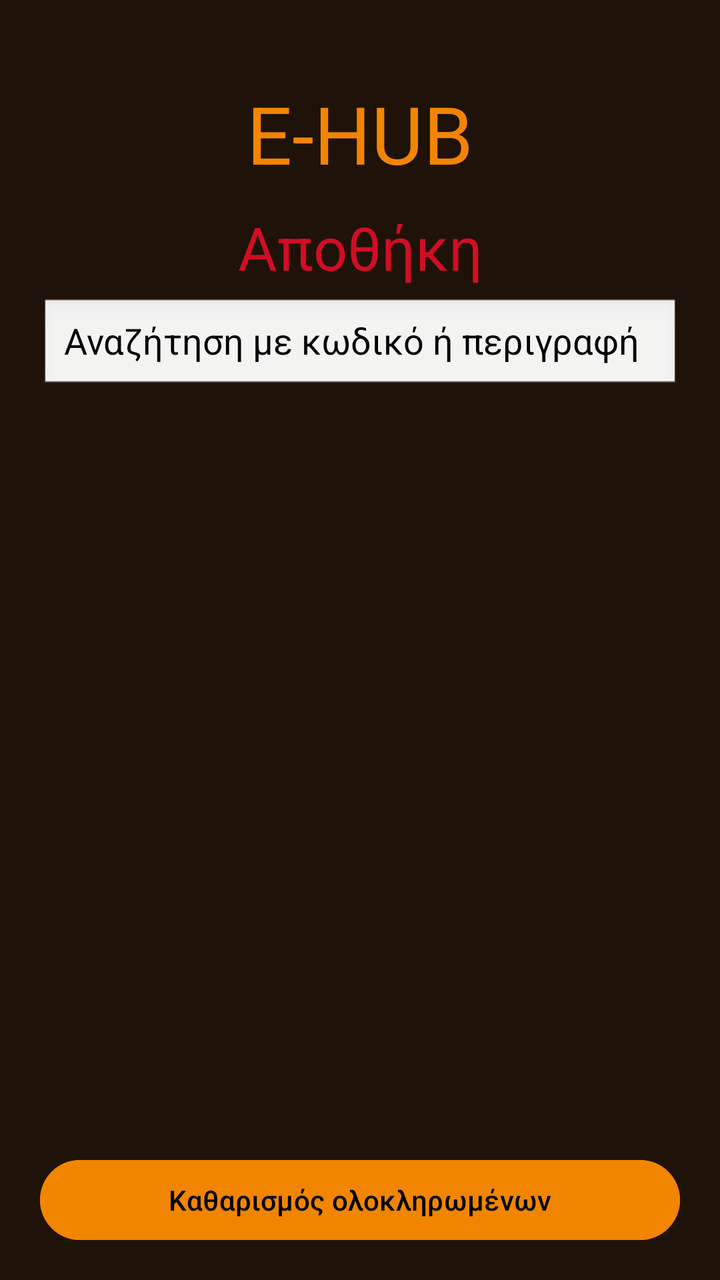
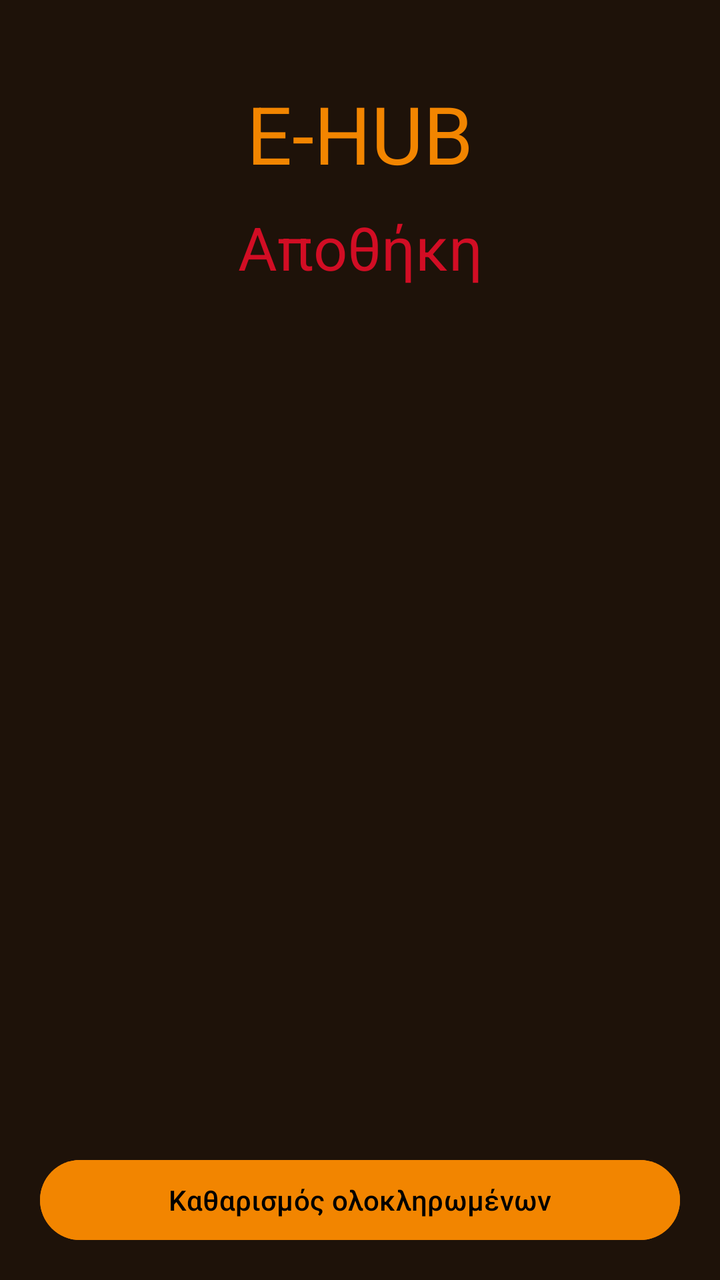

Before-and-after screenshots of an Android layout around one commit, followed by the original layout XML and the change that was made.
<!-- AndroidManifest.xml: application theme Theme.EHUB -->
<!-- res/layout/warehouse.xml -->
<?xml version="1.0" encoding="utf-8"?>
<androidx.constraintlayout.widget.ConstraintLayout xmlns:android="http://schemas.android.com/apk/res/android"
    android:layout_width="match_parent"
    android:layout_height="match_parent"
    xmlns:app="http://schemas.android.com/apk/res-auto"
    android:background="@color/brown">

    <TextView
        android:id="@+id/titleText"
        android:layout_width="wrap_content"
        android:layout_height="wrap_content"
        android:text="E-HUB"
        android:textColor="@color/orange"
        app:layout_constraintEnd_toEndOf="parent"
        app:layout_constraintStart_toStartOf="parent"
        app:layout_constraintTop_toTopOf="parent"
        android:textSize="40sp"
        android:layout_marginTop="40sp"/>
    <TextView
        android:id="@+id/warehouseTitle"
        android:layout_width="wrap_content"
        android:layout_height="wrap_content"
        android:text="Αποθήκη"
        android:textSize="30sp"
        android:textColor="@color/attractivered"
        app:layout_constraintTop_toBottomOf="@+id/titleText"
        app:layout_constraintStart_toStartOf="parent"
        app:layout_constraintEnd_toEndOf="parent"
        android:layout_marginTop="10dp"/>

    <EditText
        android:id="@+id/warehouseSearch"
        android:layout_width="0dp"
        android:layout_height="48dp"
        android:hint="Αναζήτηση με κωδικό ή περιγραφή "
        android:inputType="text"
        android:singleLine="true"
        android:paddingStart="12dp"
        android:paddingEnd="12dp"
        android:background="@android:drawable/edit_text"
        android:textColor="@color/black"
        android:textColorHint="@color/black"
        android:layout_marginStart="20dp"
        android:layout_marginEnd="20dp"
        android:layout_marginTop="5dp"
        app:layout_constraintTop_toBottomOf="@id/warehouseTitle"
        app:layout_constraintStart_toStartOf="parent"
        app:layout_constraintEnd_toEndOf="parent" />

    <ScrollView
        android:id="@+id/warehouseRequestScroll"
        android:layout_width="0dp"
        android:layout_height="wrap_content"
        android:visibility="gone"
        android:fillViewport="true"
        android:background="@android:color/white"
        android:elevation="8dp"
        android:layout_marginStart="20dp"
        android:layout_marginEnd="20dp"
        app:layout_constraintTop_toBottomOf="@id/warehouseSearch"

        app:layout_constraintStart_toStartOf="parent"
        app:layout_constraintEnd_toEndOf="parent">

        <LinearLayout
            android:id="@+id/warehouseRequestList"
            android:layout_width="match_parent"
            android:layout_height="wrap_content"
            android:orientation="vertical"
            android:padding="12dp" />

    </ScrollView>


    <Button
        android:id="@+id/clearCompletedButton"
        android:layout_width="0dp"
        android:layout_height="wrap_content"
        android:text="Καθαρισμός ολοκληρωμένων"
        android:textColor="@color/black"
        android:backgroundTint="@color/orange"
        android:layout_marginStart="20dp"
        android:layout_marginEnd="20dp"
        android:layout_marginBottom="16dp"
        app:layout_constraintBottom_toBottomOf="parent"
        app:layout_constraintStart_toStartOf="parent"
        app:layout_constraintEnd_toEndOf="parent" />

















</androidx.constraintlayout.widget.ConstraintLayout>
<!-- resources referenced by this layout -->
<resources>
  <color name="attractivered">#D20D24</color>
  <color name="black">#FF000000</color>
  <color name="brown">#1E1209</color>
  <color name="orange">#F28500</color>
  <style name="Theme.EHUB" parent="Base.Theme.EHUB" />
  <style name="Base.Theme.EHUB" parent="Theme.Material3.DayNight.NoActionBar">
          
          
      </style>
</resources>

<!-- the commit's change to res/layout/warehouse.xml (unified diff, before → after) -->
@@ -45,7 +45,8 @@
         android:layout_marginTop="5dp"
         app:layout_constraintTop_toBottomOf="@id/warehouseTitle"
         app:layout_constraintStart_toStartOf="parent"
-        app:layout_constraintEnd_toEndOf="parent" />
+        app:layout_constraintEnd_toEndOf="parent"
+        android:visibility="gone"/>
 
     <ScrollView
         android:id="@+id/warehouseRequestScroll"
